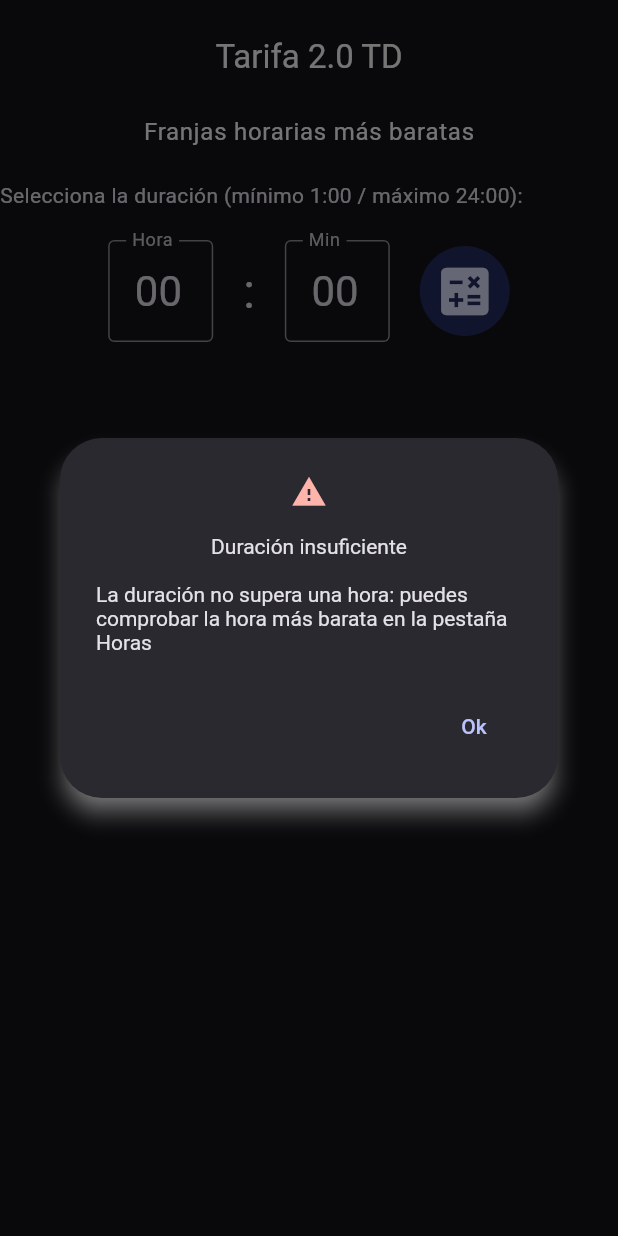
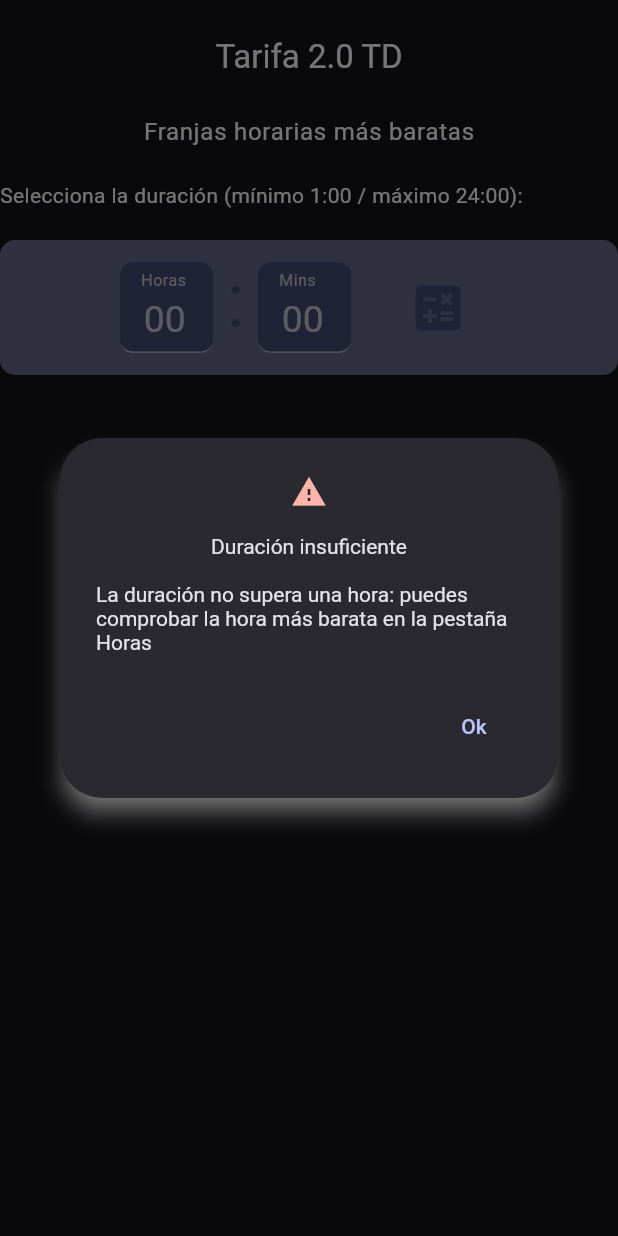
Before and after one commit to Webierta/tarifa_luz, a Flutter app: the RangeTab widget shown alone on an empty page, opened directly with empty values, after a tap on the "calculate" icon, on a phone screen of 412 x 824 dp. Run offline on Flutter 3.47's test engine with Material 2 defaults, Android fonts, the phone set to English and light mode, and no system bars; our stand-ins replace google_fonts, hive, hive_flutter, shared_preferences; accounts and stored records are empty.

```diff
--- a/lib/widgets/tabs/range_tab.dart
+++ b/lib/widgets/tabs/range_tab.dart
@@ -184,7 +184,6 @@ class _RangeTabState extends State<RangeTab> {
   @override
   Widget build(BuildContext context) {
     final TextTheme textTheme = Theme.of(context).textTheme;
-    final Color onBackgroundColor = ThemeApp(context).onBackgroundColor;
     return Padding(
       padding: const EdgeInsets.symmetric(vertical: 24),
       child: Column(
@@ -194,82 +193,62 @@ class _RangeTabState extends State<RangeTab> {
             fecha: widget.fecha,
             titulo: 'Franjas horarias más baratas',
           ),
-          Align(
+          const Align(
             alignment: Alignment.centerLeft,
-            child: Text(
-              'Selecciona la duración (mínimo 1:00 / máximo 24:00):',
-              style: TextStyle(color: onBackgroundColor),
-            ),
+            child: Text('Selecciona la duración (mínimo 1:00 / máximo 24:00):'),
           ),
           const SizedBox(height: 20),
-          FittedBox(
+          Container(
+            width: double.infinity,
+            height: 90,
+            padding: const EdgeInsets.symmetric(horizontal: 40, vertical: 5),
+            decoration: BoxDecoration(
+              color: Theme.of(context).colorScheme.primary.withOpacity(0.5),
+              borderRadius: const BorderRadius.all(Radius.circular(10)),
+            ),
+            child: FittedBox(
               child: Row(
-              mainAxisAlignment: MainAxisAlignment.center,
-              //crossAxisAlignment: CrossAxisAlignment.start,
                 children: [
-                SizedBox(
-                  width: 70,
-                  child: TextField(
-                    controller: controladorHor,
-                    keyboardType: TextInputType.number,
-                    maxLength: 2,
-                    style: textTheme.headlineMedium!.copyWith(
-                      color: onBackgroundColor,
-                    ),
-                    textAlign: TextAlign.center,
-                    decoration: const InputDecoration(
-                      border: OutlineInputBorder(),
-                      labelText: 'Hora',
-                      hintText: '00',
-                      counterText: '',
+                  TextFielTime(controller: controladorHor, label: 'Horas'),
+                  Padding(
+                    padding: const EdgeInsets.fromLTRB(10, 0, 10, 10),
+                    child: Text(
+                      ':',
+                      style: textTheme.displayLarge!.copyWith(
+                        color: Theme.of(context)
+                            .colorScheme
+                            .onPrimary
+                            .withOpacity(0.5),
                       ),
                     ),
                   ),
-                Padding(
-                  padding: const EdgeInsets.symmetric(horizontal: 20),
-                  child: Text(
-                    ':',
-                    style: textTheme.headlineLarge!.copyWith(
-                      color: onBackgroundColor,
-                    ),
-                  ),
-                ),
+                  TextFielTime(controller: controladorMin, label: 'Mins'),
+                  const SizedBox(width: 20),
                   SizedBox(
-                  width: 70,
-                  child: TextField(
-                    controller: controladorMin,
-                    keyboardType: TextInputType.number,
-                    maxLength: 2,
-                    style: textTheme.headlineMedium!.copyWith(
-                      color: onBackgroundColor,
-                    ),
-                    textAlign: TextAlign.center,
-                    decoration: const InputDecoration(
-                      border: OutlineInputBorder(),
-                      labelText: 'Min',
-                      hintText: '00',
-                      counterText: '',
-                    ),
-                  ),
-                ),
-                const SizedBox(width: 20),
-                CircleAvatar(
-                  radius: 30,
-                  backgroundColor: Theme.of(context).colorScheme.onPrimary,
+                    width: 90,
+                    //height: 90,
+                    child: FittedBox(
                       child: IconButton(
                         onPressed: submitDuracion,
-                    icon: const Icon(
-                      //Icons.play_circle,
+                        padding: const EdgeInsets.all(0),
+                        constraints: const BoxConstraints(
+                          maxHeight: 80,
+                          maxWidth: 80,
+                        ),
+                        icon: Icon(
                           Icons.calculate,
-                      //color: Colors.blue,
-                      size: 42,
+                          color: Theme.of(context)
+                              .colorScheme
+                              .onPrimary
+                              .withOpacity(0.5),
+                        ),
                       ),
                     ),
                   ),
                 ],
               ),
             ),
-          //const Divider(thickness: 0.5),
+          ),
           const SizedBox(height: 20),
           if (duration.inMinutes > 60 && calculando == true) const Loading(),
           if (duration.inMinutes > 60 &&
@@ -283,6 +262,43 @@ class _RangeTabState extends State<RangeTab> {
             ),
           //else const Placeholder(color: Colors.transparent),
         ],
+      ),
+    );
+  }
+}
+
+final class TextFielTime extends StatelessWidget {
+  final TextEditingController controller;
+  final String label;
+  const TextFielTime({
+    super.key,
+    required this.controller,
+    required this.label,
+  });
+
+  @override
+  Widget build(BuildContext context) {
+    return SizedBox(
+      width: 70,
+      //height: double.infinity,
+      child: Center(
+        child: TextField(
+          controller: controller,
+          keyboardType: TextInputType.number,
+          maxLength: 2,
+          style: Theme.of(context).textTheme.headlineMedium,
+          textAlign: TextAlign.center,
+          decoration: InputDecoration(
+            border: const UnderlineInputBorder(
+              borderRadius: BorderRadius.all(Radius.circular(10)),
+            ),
+            filled: true,
+            fillColor: Theme.of(context).colorScheme.onPrimary.withOpacity(0.5),
+            labelText: label,
+            hintText: '00',
+            counterText: '',
+          ),
+        ),
       ),
     );
   }
```
Also changed, not shown: lib/widgets/graficos/grafico_main.dart (+18 -11 lines), lib/widgets/graficos/grafico_precio.dart (+24 -6 lines). Lines whose indentation alone changed are shown as unchanged.
